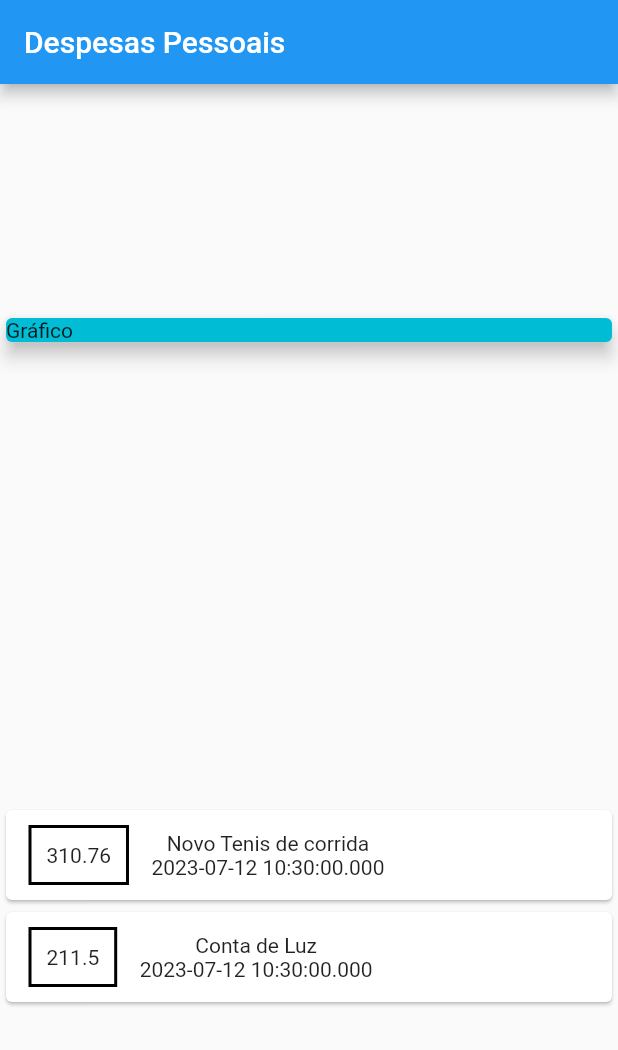
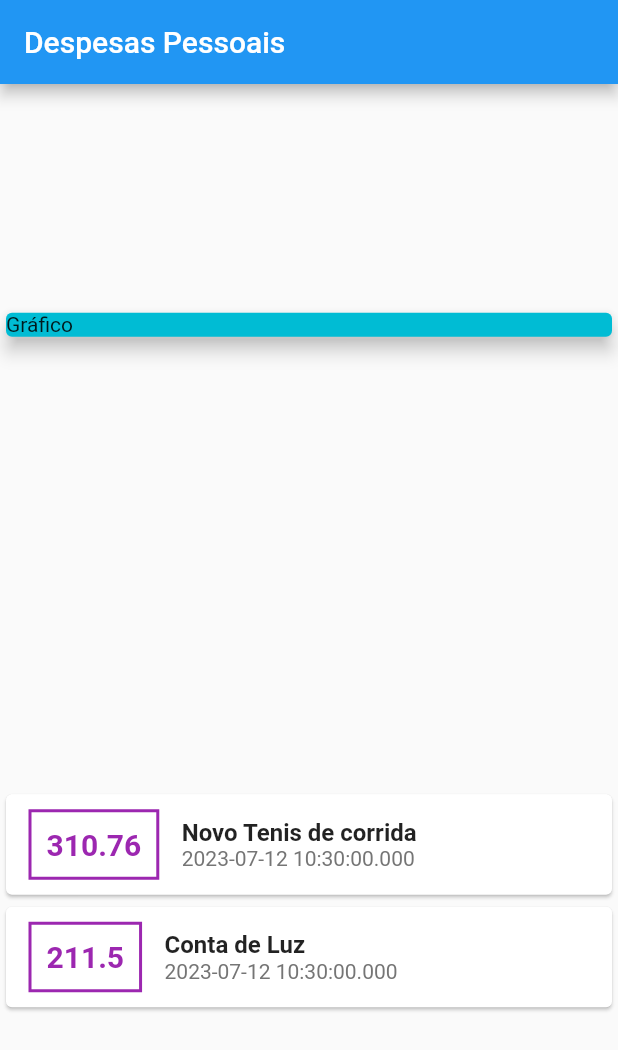
Before and after one commit to TiagOliveiraTI/expenses, a Flutter app: the screen it shows after launch, on a phone screen of 412 x 824 dp. Shown: the top 1050 px of the screen. Run offline on Flutter 3.47's test engine with Material 2 defaults, Android fonts, the phone set to English and light mode, and no system bars.

Commit message:
💄 add styles to texts

```diff
--- a/lib/main.dart
+++ b/lib/main.dart
@@ -60,16 +60,32 @@ class MyHomePage extends StatelessWidget {
                         ),
                         decoration: BoxDecoration(
                             border: Border.all(
-                          color: Colors.black,
+                          color: Colors.purple,
                           width: 2,
                         )),
                         padding: const EdgeInsets.all(10),
-                        child: Text(tr.value.toString()),
+                        child: Text(
+                          tr.value.toString(),
+                          style: const TextStyle(
+                              fontWeight: FontWeight.bold,
+                              fontSize: 20,
+                              color: Colors.purple),
+                        ),
                       ),
                       Column(
+                        crossAxisAlignment: CrossAxisAlignment.start,
                         children: [
-                          Text(tr.title),
-                          Text(tr.date.toString()),
+                          Text(
+                            tr.title,
+                            style: const TextStyle(
+                              fontSize: 16,
+                              fontWeight: FontWeight.bold,
+                            ),
+                          ), //  no inicio, font 16, bold
+                          Text(
+                            tr.date.toString(),
+                            style: TextStyle(color: Colors.grey[600]),
+                          ), // no inicio cinza
                         ],
                       ),
                     ],
```
